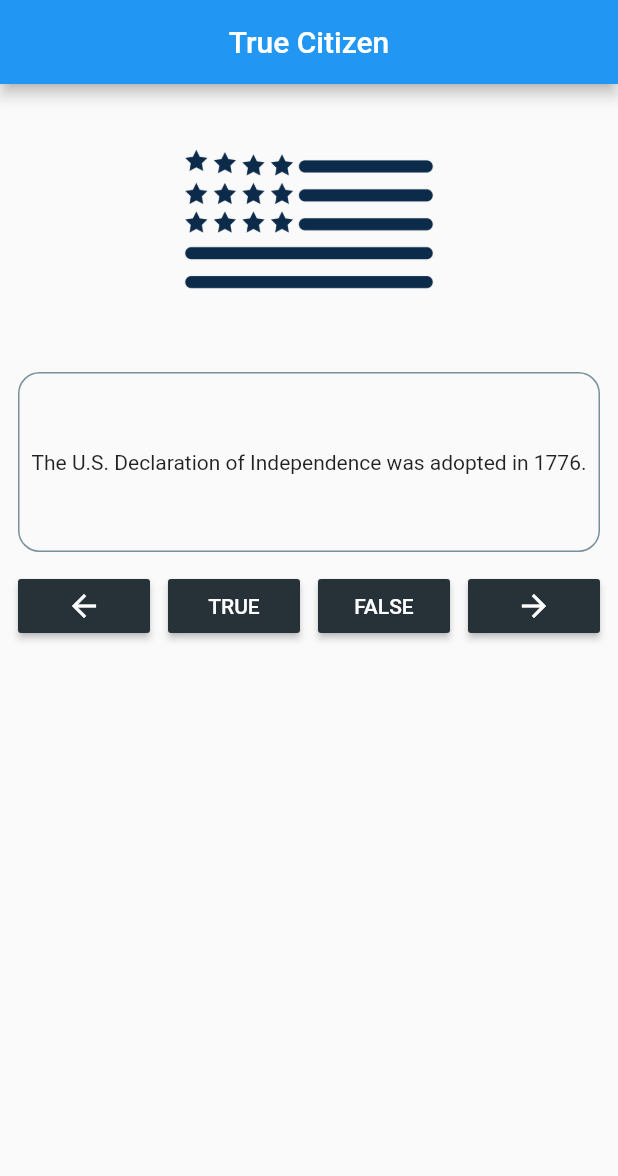
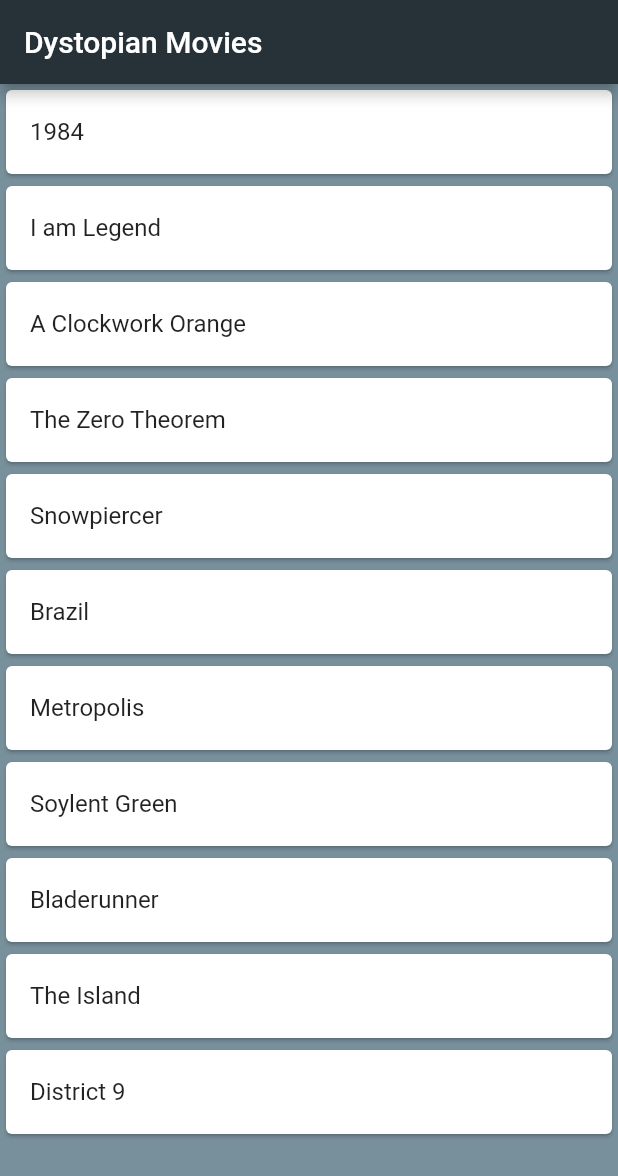
Before and after one commit to purgatory13/Flutter_Projects, a Flutter app: the screen it shows after launch, on a phone screen of 412 x 824 dp. Shown: the top 1176 px of the screen. Run offline on Flutter 3.47's test engine with Material 2 defaults, Android fonts, the light colour scheme and no system bars.

Commit message:
Updated Movie List

```diff
--- a/lib/main.dart
+++ b/lib/main.dart
@@ -3,7 +3,8 @@ import 'package:flutter/material.dart';
 import 'ui/home.dart';
 
 void main () => runApp (new MaterialApp(
-  home: QuizApp(),
+  home: MovieListView(),
+  //home: QuizApp(),
   //home: BillSplitter(),
   // home: Wisdom(),
 ));
--- a/lib/ui/home.dart
+++ b/lib/ui/home.dart
@@ -1,11 +1,54 @@
 import 'package:first_flutter_app/model/question.dart';
 import 'package:first_flutter_app/util/hexcolor.dart';
 import 'package:flutter/material.dart';
+
+class MovieListView extends StatelessWidget {
+  final List movies = [
+    "1984",
+    "I am Legend",
+    "A Clockwork Orange",
+    "The Zero Theorem",
+    "Snowpiercer",
+    "Brazil",
+    "Metropolis",
+    "Soylent Green",
+    "Bladerunner",
+    "The Island",
+    "District 9",
+  ];
+
+  @override
+  Widget build(BuildContext context) {
+
+    return Scaffold(
+      appBar: AppBar(
+        title: Text("Dystopian Movies"),
+        backgroundColor: Colors.blueGrey.shade900,
+      ), //Appbar
+      backgroundColor: Colors.blueGrey.shade400,
+      body: ListView.builder(
+        itemCount: movies.length,
+          itemBuilder: (BuildContext context, int index) {
+        return Card(
+          color: Colors.white,
+          child: ListTile(
+            title: Text(movies[index]),
+          ), //list Tile
+        ); //Card
+      }), //Listview.builder
+    ); //scaffold
+  }
+}
+
+//end of MovieListView
+
+
 
 class QuizApp extends StatefulWidget {
   @override
   _QuizAppState createState() => _QuizAppState();
 }
+
 
 class _QuizAppState extends State<QuizApp> {
   int _currentQuestionIndex = 0;
@@ -166,7 +209,7 @@ class _QuizAppState extends State<QuizApp> {
     _updateQuestion();
   }
 }
-
+//end of BillSplitter
 
 class BillSplitter extends StatefulWidget {
   @override
```
Also changed, not shown: 1 other file.
